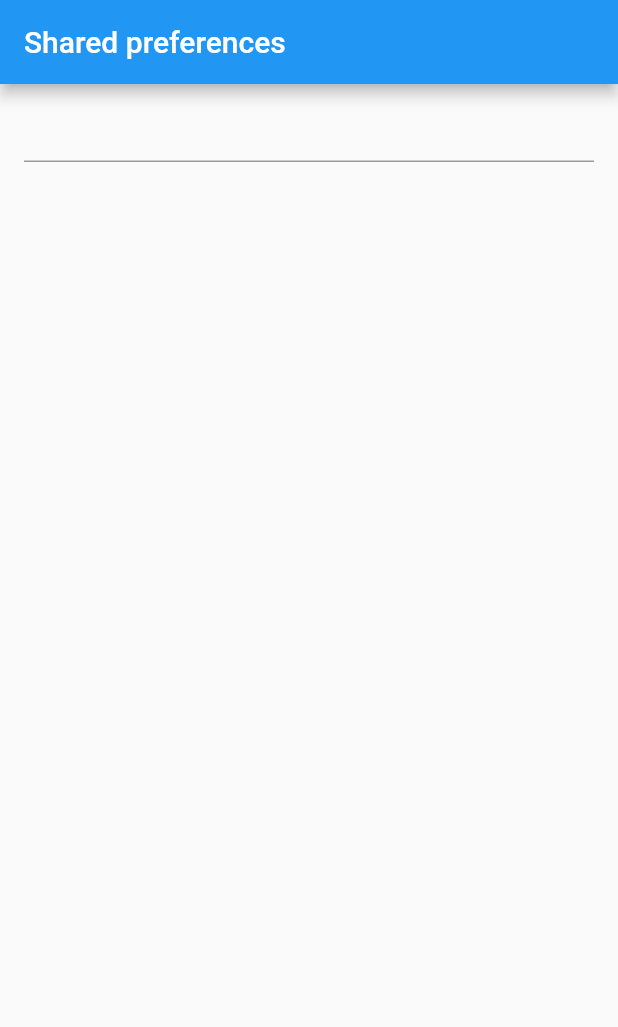
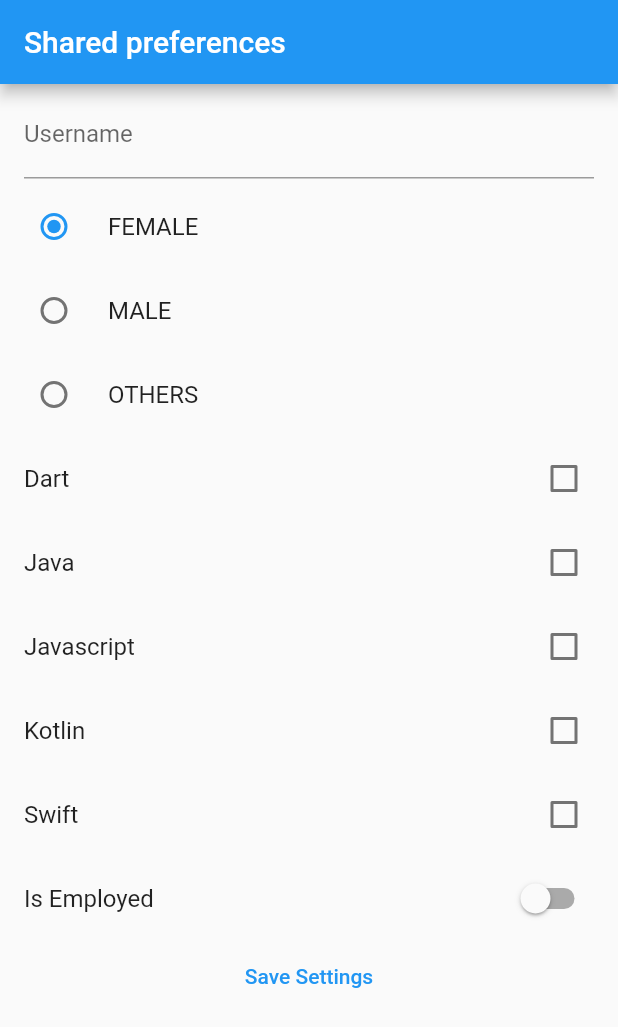
Before and after one commit to Davidtariq96/shared_pref, a Flutter app: the screen it shows after launch, on a phone screen of 412 x 824 dp. Shown: the top 1027 px of the screen. Run offline on Flutter 3.47's test engine with Material 2 defaults, Android fonts, the phone set to English and light mode, and no system bars; our stand-ins replace shared_preferences.

Commit message:
adding files

```diff
--- a/lib/main.dart
+++ b/lib/main.dart
@@ -1,4 +1,6 @@
 import 'package:flutter/material.dart';
+import 'package:shared_pref/models.dart';
+import 'package:shared_pref/preferences_services.dart';
 import 'package:shared_preferences/shared_preferences.dart';
 
 void main() {
@@ -25,6 +27,29 @@ class MyHomePage extends StatefulWidget {
 }
 
 class _MyHomePageState extends State<MyHomePage> {
+  final PreferenceService _preferenceService = PreferenceService();
+  final userEditingController = TextEditingController();
+  var _selectedGender = Gender.female;
+  //saving each language in a set to avoid duplicate
+  var _selectedLanguage = Set<ProgrammingLanguages>();
+  var _isEmployed = false;
+
+  @override
+  void initState() {
+    super.initState();
+    _populateFields();
+  }
+
+  void _populateFields() async {
+    final details = await _preferenceService.getSettings();
+    setState(() {
+      _selectedGender = details.gender;
+      userEditingController.text = details.userName;
+      _selectedLanguage = details.languages;
+      _isEmployed = details.isEmployed;
+    });
+  }
+
   @override
   Widget build(BuildContext context) {
     return Scaffold(
@@ -32,12 +57,73 @@ class _MyHomePageState extends State<MyHomePage> {
         title: const Text("Shared preferences"),
       ),
       body: ListView(
-        children: const [
+        children: [
           ListTile(
-            title: TextField(),
+            title: TextField(
+              controller: userEditingController,
+              decoration: const InputDecoration(labelText: "Username"),
+            ),
+          ),
+          buildRadioListTile(select: Gender.female, gender: 'FEMALE'),
+          buildRadioListTile(select: Gender.male, gender: 'MALE'),
+          buildRadioListTile(select: Gender.others, gender: 'OTHERS'),
+          buildCheckboxListTile(name: 'Dart', lang: ProgrammingLanguages.dart),
+          buildCheckboxListTile(name: 'Java', lang: ProgrammingLanguages.java),
+          buildCheckboxListTile(
+              name: 'Javascript', lang: ProgrammingLanguages.javascript),
+          buildCheckboxListTile(
+              name: 'Kotlin', lang: ProgrammingLanguages.kotlin),
+          buildCheckboxListTile(
+              name: 'Swift', lang: ProgrammingLanguages.swift),
+          SwitchListTile(
+              title: const Text("Is Employed"),
+              value: _isEmployed,
+              onChanged: (newValue) => setState(() {
+                    _isEmployed = newValue;
+                  })),
+          TextButton(
+            onPressed: _saveSettings,
+            child: const Center(
+              child: Text("Save Settings"),
+            ),
           )
         ],
       ),
     );
   }
+
+  void _saveSettings() {
+    final newSettings = Settings(
+        userName: userEditingController.text,
+        isEmployed: _isEmployed,
+        gender: _selectedGender,
+        languages: _selectedLanguage);
+    print(newSettings.userName);
+    _preferenceService.saveSettings(settings: newSettings);
+  }
+
+  CheckboxListTile buildCheckboxListTile(
+      {required String name, required ProgrammingLanguages lang}) {
+    return CheckboxListTile(
+      title: Text(name),
+      value: _selectedLanguage.contains(lang),
+      onChanged: (bool? value) => setState(() {
+        _selectedLanguage.contains(lang)
+            ? _selectedLanguage.remove(lang)
+            : _selectedLanguage.add(lang);
+      }),
+    );
+  }
+
+  RadioListTile<Gender> buildRadioListTile(
+      {required String gender, required Gender select}) {
+    return RadioListTile(
+      title: Text(gender),
+      groupValue: _selectedGender,
+      value: select,
+      onChanged: (value) => setState(() {
+        _selectedGender = value as Gender;
+      }),
+    );
+  }
 }
--- /dev/null
+++ b/lib/models.dart
@@ -0,0 +1,15 @@
+enum Gender { female, male, others }
+
+enum ProgrammingLanguages { dart, java, swift, kotlin, javascript }
+
+class Settings {
+  final String userName;
+  final Gender gender;
+  final Set<ProgrammingLanguages> languages;
+  final bool isEmployed;
+  Settings(
+      {required this.userName,
+      required this.isEmployed,
+      required this.gender,
+      required this.languages});
+}
--- /dev/null
+++ b/lib/preferences_services.dart
@@ -0,0 +1,33 @@
+import 'package:shared_pref/models.dart';
+import 'package:shared_preferences/shared_preferences.dart';
+
+class PreferenceService {
+  Future saveSettings({required Settings settings}) async {
+    final preference = await SharedPreferences.getInstance();
+    await preference.setString("username", settings.userName);
+    await preference.setBool("isEmployed", settings.isEmployed);
+    await preference.setInt("gender", settings.gender.index);
+    await preference.setStringList("programmingLanguages",
+        settings.languages.map((e) => e.index.toString()).toList());
+    //  since we could choose more than one language we convert to list
+    print("saved");
+  }
+
+  Future<Settings> getSettings() async {
+    final pref = await SharedPreferences.getInstance();
+    final userName = pref.getString("username");
+    final isEmployed = pref.getBool("isEmployed");
+    final gender = Gender.values[pref.getInt("gender") ?? 0];
+    final programmingLangIndices = pref.getStringList("programmingLanguages");
+
+    final programmingLanguages = programmingLangIndices
+        ?.map((stringIndex) =>
+            ProgrammingLanguages.values[int.parse(stringIndex)])
+        .toSet();
+    return Settings(
+        userName: userName ?? "",
+        isEmployed: isEmployed ?? false,
+        gender: gender,
+        languages: programmingLanguages ?? {});
+  }
+}
```
